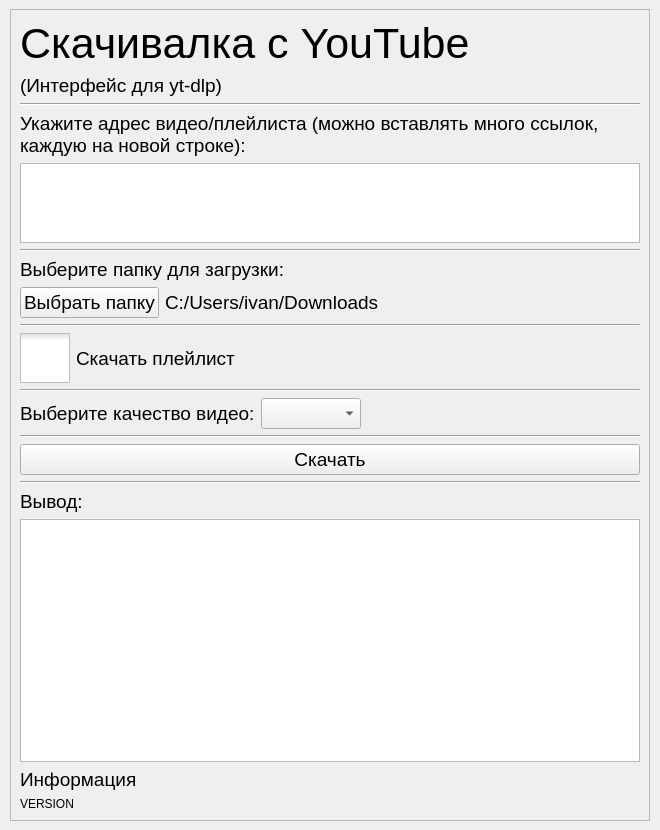
This is ui/main.ui in SeryiBaran/yt-dlp-python-gui as Qt 5 draws it before an edit. The edited form follows.
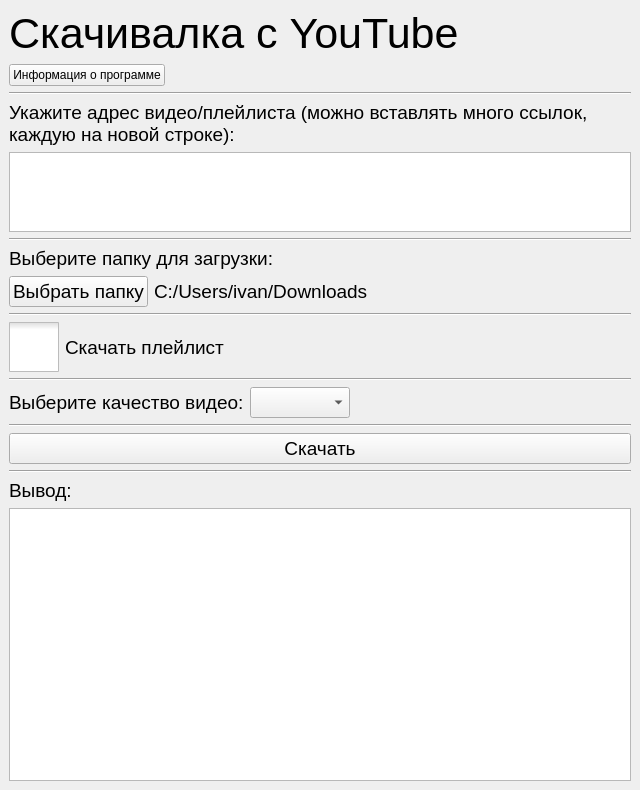
This is the edited form. Icons and pictures are not drawn.

Commit message: feat: about window

```diff
--- a/ui/main.ui
+++ b/ui/main.ui
@@ -9,8 +9,8 @@
    <rect>
     <x>0</x>
     <y>0</y>
-    <width>660</width>
-    <height>830</height>
+    <width>640</width>
+    <height>790</height>
    </rect>
   </property>
   <property name="font">
@@ -28,6 +28,18 @@
   </property>
   <widget class="QWidget" name="centralwidget">
    <layout class="QHBoxLayout" name="horizontalLayout_2">
+    <property name="leftMargin">
+     <number>0</number>
+    </property>
+    <property name="topMargin">
+     <number>0</number>
+    </property>
+    <property name="rightMargin">
+     <number>0</number>
+    </property>
+    <property name="bottomMargin">
+     <number>0</number>
+    </property>
     <item>
      <widget class="QScrollArea" name="scrollArea">
       <property name="maximumSize">
@@ -36,6 +48,9 @@
         <height>16777215</height>
        </size>
       </property>
+      <property name="frameShape">
+       <enum>QFrame::NoFrame</enum>
+      </property>
       <property name="widgetResizable">
        <bool>true</bool>
       </property>
@@ -44,8 +59,8 @@
         <rect>
          <x>0</x>
          <y>0</y>
-         <width>638</width>
-         <height>810</height>
+         <width>640</width>
+         <height>790</height>
         </rect>
        </property>
        <layout class="QVBoxLayout" name="verticalLayout_3">
@@ -62,11 +77,33 @@
          </widget>
         </item>
         <item>
-         <widget class="QLabel" name="label_16">
-          <property name="text">
-           <string>&lt;html&gt;&lt;head/&gt;&lt;body&gt;&lt;p&gt;(Интерфейс для yt-dlp)&lt;/p&gt;&lt;/body&gt;&lt;/html&gt;</string>
-          </property>
-         </widget>
+         <layout class="QHBoxLayout" name="horizontalLayout_4">
+          <item>
+           <widget class="QPushButton" name="aboutButton">
+            <property name="font">
+             <font>
+              <pointsize>9</pointsize>
+             </font>
+            </property>
+            <property name="text">
+             <string>Информация о программе</string>
+            </property>
+           </widget>
+          </item>
+          <item>
+           <spacer name="horizontalSpacer">
+            <property name="orientation">
+             <enum>Qt::Horizontal</enum>
+            </property>
+            <property name="sizeHint" stdset="0">
+             <size>
+              <width>40</width>
+              <height>20</height>
+             </size>
+            </property>
+           </spacer>
+          </item>
+         </layout>
         </item>
         <item>
          <widget class="Line" name="line_18">
@@ -266,25 +303,6 @@
           </property>
          </widget>
         </item>
-        <item>
-         <widget class="QLabel" name="label">
-          <property name="text">
-           <string>Информация</string>
-          </property>
-         </widget>
-        </item>
-        <item>
-         <widget class="QLabel" name="version_label">
-          <property name="font">
-           <font>
-            <pointsize>9</pointsize>
-           </font>
-          </property>
-          <property name="text">
-           <string>VERSION</string>
-          </property>
-         </widget>
-        </item>
        </layout>
       </widget>
      </widget>
```
Left out of the diff: 3 changed lines with no effect on the pictures. The commit also changes 4 other files.
